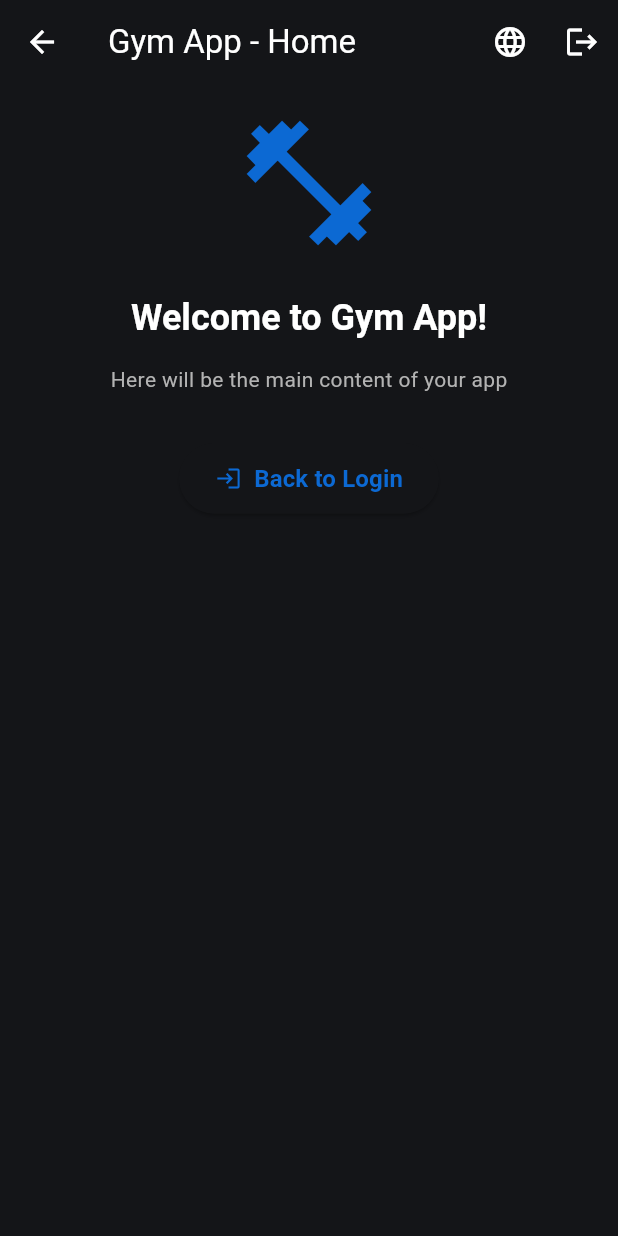
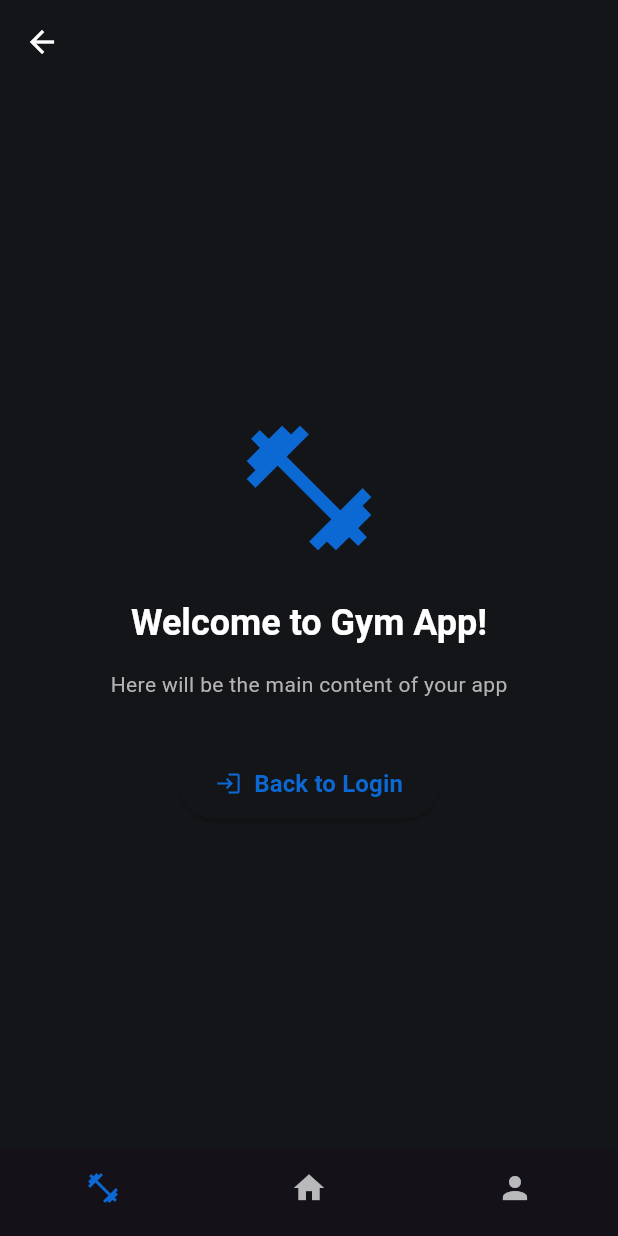
Before and after one commit to NahuelMosse/Gym-App-TP, a Flutter app: the HomePage screen opened directly, on a phone screen of 412 x 824 dp. Run offline on Flutter 3.47's test engine with Material 3 defaults, Android fonts, the phone set to English and light mode, and no system bars; our stand-ins replace dio, email_validator, equatable, flutter_bloc, flutter_dotenv, flutter_secure_storage and 3 more; accounts and stored records are empty.

Commit message:
49 - make navigator work with go_router and added some detail to interface

```diff
--- a/lib/core/presentation/page/home_page.dart
+++ b/lib/core/presentation/page/home_page.dart
@@ -5,7 +5,7 @@ import '../../../features/auth/presentation/state/auth_bloc.dart';
 import '../../../features/auth/presentation/state/auth_event.dart';
 import '../../router/app_router.dart';
 import '../../../features/internationalization/generated/translations.dart';
-import '../../../features/internationalization/presentation/widgets/language_picker.dart';
+import '../widgets/main_navigation.dart';
 
 class HomePage extends StatefulWidget {
   const HomePage({super.key});
@@ -15,40 +15,14 @@ class HomePage extends StatefulWidget {
 }
 
 class HomePageState extends State<HomePage> {
-  final ScrollController _scrollController = ScrollController();
-
-  void scrollToTop() {
-    _scrollController.animateTo(
-      0,
-      duration: const Duration(milliseconds: 400),
-      curve: Curves.easeOut,
-    );
-  }
 
   @override
   Widget build(BuildContext context) {
     final translations = Translations.of(context);
 
     return Scaffold(
-      appBar: AppBar(
-        title: Text('${translations.appName} - ${translations.homeTitle}'),
-        actions: [
-          const LanguagePicker(),
-          IconButton(
-            icon: const Icon(Icons.logout),
-            tooltip: translations.signOut,
-            onPressed: () {
-              context.read<AuthBloc>().add(LogoutRequestedEvent());
-              context.go(AppRoutes.login);
-            },
-          ),
-        ],
-      ),
-      body: ListView(
-        controller: _scrollController,
-        padding: const EdgeInsets.all(16),
-        children: [
-          Center(
+      appBar: AppBar(),
+      body: Center(
         child: Column(
           mainAxisAlignment: MainAxisAlignment.center,
           children: [
@@ -85,8 +59,7 @@ class HomePageState extends State<HomePage> {
           ],
         ),
       ),
-        ],
-      ),
+      bottomNavigationBar: const MainNavigation(),
     );
   }
 }
--- a/lib/core/presentation/widgets/app_logo.dart
+++ b/lib/core/presentation/widgets/app_logo.dart
@@ -15,7 +15,7 @@ class AppLogo extends StatelessWidget {
       height: size,
       decoration: BoxDecoration(
         color: Theme.of(context).colorScheme.primary,
-        borderRadius: BorderRadius.circular(20),
+        borderRadius: BorderRadius.circular(size * 0.25),
       ),
       child: Icon(
         Icons.fitness_center,
--- /dev/null
+++ b/lib/core/presentation/widgets/main_navigation.dart
@@ -0,0 +1,56 @@
+import 'package:flutter/material.dart';
+import 'package:go_router/go_router.dart';
+
+import '../../router/app_router.dart';
+import '../../theme/app_theme.dart';
+
+class MainNavigation extends StatelessWidget {
+  const MainNavigation({super.key});
+
+  int _getCurrentIndex(BuildContext context) {
+    final location = GoRouter.of(context).routerDelegate.currentConfiguration.fullPath;
+
+    if (location.contains(AppRoutes.creator)) return 0;
+    if (location.contains(AppRoutes.home)) return 1;
+    if (location.contains(AppRoutes.profile)) return 2;
+
+    return 0;
+  }
+
+  @override
+  Widget build(BuildContext context) {
+    return BottomNavigationBar(
+      selectedItemColor: AppColors.primary,
+      showSelectedLabels: false,
+      showUnselectedLabels: false,
+      currentIndex: _getCurrentIndex(context),
+      onTap: (index) {
+        switch (index) {
+          case 0:
+            context.go(AppRoutes.creator);
+            break;
+          case 1:
+            context.go(AppRoutes.home);
+            break;
+          case 2:
+            context.go(AppRoutes.profile);
+            break;
+        }
+      },
+      items: const [
+        BottomNavigationBarItem(
+          icon: Icon(Icons.fitness_center),
+          label: 'Creator',
+        ),
+        BottomNavigationBarItem(
+          icon: Icon(Icons.home),
+          label: 'Home',
+        ),
+        BottomNavigationBarItem(
+          icon: Icon(Icons.person),
+          label: 'Profile',
+        ),
+      ],
+    );
+  }
+}
--- a/lib/core/router/app_router.dart
+++ b/lib/core/router/app_router.dart
@@ -2,16 +2,20 @@ import 'package:go_router/go_router.dart';
 import '../../features/auth/presentation/router/auth_router.dart';
 import '../../features/auth/presentation/state/auth_bloc.dart';
 import '../../features/auth/presentation/state/auth_state.dart';
-import '../presentation/widgets/main_navigation_bar.dart';
+import '../presentation/page/creator_page.dart';
+import '../presentation/page/home_page.dart';
+import '../presentation/page/profile_page.dart';
 import 'notify_on_refresh_stream.dart';
 
 /// App routes definition
 class AppRoutes {
   static const String login = '/login';
-  static const String mainNavigation = '/mainNavigation';
+  static const String home = '/home';
+  static const String profile = '/profile';
+  static const String creator = '/creator';
 
   /// Routes that require authentication
-  static const List<String> protectedRoutes = [mainNavigation];
+  static const List<String> protectedRoutes = [home, profile, creator];
 }
 
 /// GoRouter configuration
@@ -30,7 +34,7 @@ class AppRouter {
 
       // If user is logged in and on the login page, send to home
       if (isLoggedIn && currentRoute == AppRoutes.login) {
-        return AppRoutes.mainNavigation;
+        return AppRoutes.home;
       }
 
       return null;
@@ -39,10 +43,34 @@ class AppRouter {
       GoRoute(
         path: AppRoutes.login,
         builder: (context, state) => const AuthRouter(),
+        pageBuilder: (context, state) => NoTransitionPage(
+          key: state.pageKey,
+          child: const AuthRouter(),
+        ),
       ),
       GoRoute(
-        path: AppRoutes.mainNavigation,
-        builder: (context, state) => const MainNavigation(),
+        path: AppRoutes.home,
+        builder: (context, state) => const HomePage(),
+        pageBuilder: (context, state) => NoTransitionPage(
+          key: state.pageKey,
+          child: const HomePage(),
+        ),
+      ),
+      GoRoute(
+        path: AppRoutes.profile,
+        builder: (context, state) => const ProfilePage(),
+        pageBuilder: (context, state) => NoTransitionPage(
+          key: state.pageKey,
+          child: const ProfilePage(),
+        ),
+      ),
+      GoRoute(
+        path: AppRoutes.creator,
+        builder: (context, state) => const CreatorPage(),
+        pageBuilder: (context, state) => NoTransitionPage(
+          key: state.pageKey,
+          child: const CreatorPage(),
+        ),
       ),
     ],
   );
--- a/lib/features/auth/presentation/router/auth_router.dart
+++ b/lib/features/auth/presentation/router/auth_router.dart
@@ -1,6 +1,5 @@
 import 'package:flutter/material.dart';
 import 'package:flutter_bloc/flutter_bloc.dart';
-import '../../../../core/presentation/widgets/main_navigation_bar.dart';
 import '../state/auth_bloc.dart';
 import '../state/auth_state.dart';
 import '../pages/login_page.dart';
@@ -21,7 +20,6 @@ class AuthRouter extends StatelessWidget {
           AuthLoadingState() => LoadingPage(
             message: translations.verifyingAuth,
           ),
-          AuthenticatedState() => const MainNavigation(),
           AuthErrorState() => LoginPage(
             errorMessage: AuthErrorHandler.getErrorMessage(
               state.exception,
--- a/lib/features/internationalization/translations/en.arb
+++ b/lib/features/internationalization/translations/en.arb
@@ -44,5 +44,8 @@
   "noPermission": "You do not have permission to perform this action",
   "serverError": "Server error. Please try again later.",
   "invalidServerResponse": "Invalid server response. Please try again.",
-  "unexpectedError": "Unexpected error. Please try again."
+  "unexpectedError": "Unexpected error. Please try again.",
+
+  "creatorPage": "Creator page",
+  "profilePage": "Profile page"
 }
--- a/lib/features/internationalization/translations/es.arb
+++ b/lib/features/internationalization/translations/es.arb
@@ -37,5 +37,8 @@
   "noPermission": "No tienes permisos para realizar esta acción",
   "serverError": "Error del servidor. Intenta más tarde.",
   "invalidServerResponse": "Respuesta inválida del servidor. Intenta nuevamente.",
-  "unexpectedError": "Error inesperado. Intenta nuevamente."
+  "unexpectedError": "Error inesperado. Intenta nuevamente.",
+
+  "creatorPage": "Página del creador",
+  "profilePage": "Página de perfil"
 }
```
Also changed, not shown: lib/core/presentation/page/creator_page.dart (added, +23 -0 lines), lib/core/presentation/page/dumbbell_page.dart (deleted, +0 -19 lines), lib/core/presentation/page/profile_page.dart (+16 -5 lines), lib/core/presentation/widgets/logout_button.dart (added, +26 -0 lines), lib/core/presentation/widgets/main_navigation_bar.dart (deleted, +0 -72 lines), lib/features/internationalization/generated/translations.dart, lib/features/internationalization/generated/translations_en.dart, lib/features/internationalization/generated/translations_es.dart. Lines whose indentation alone changed are shown as unchanged.
